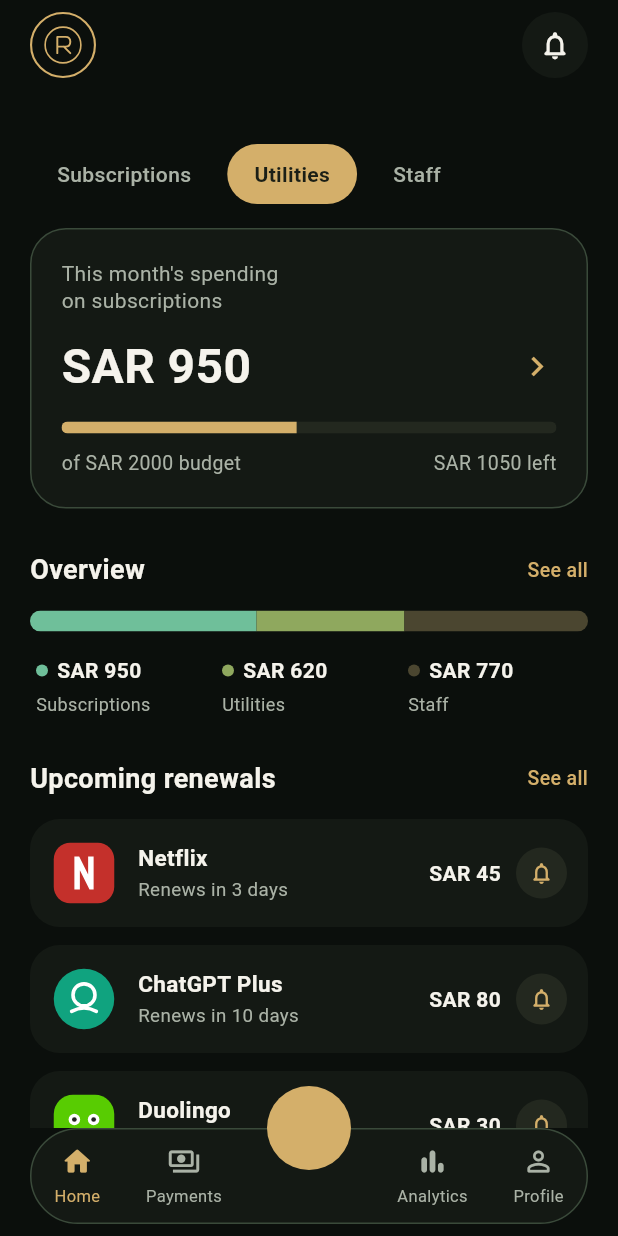
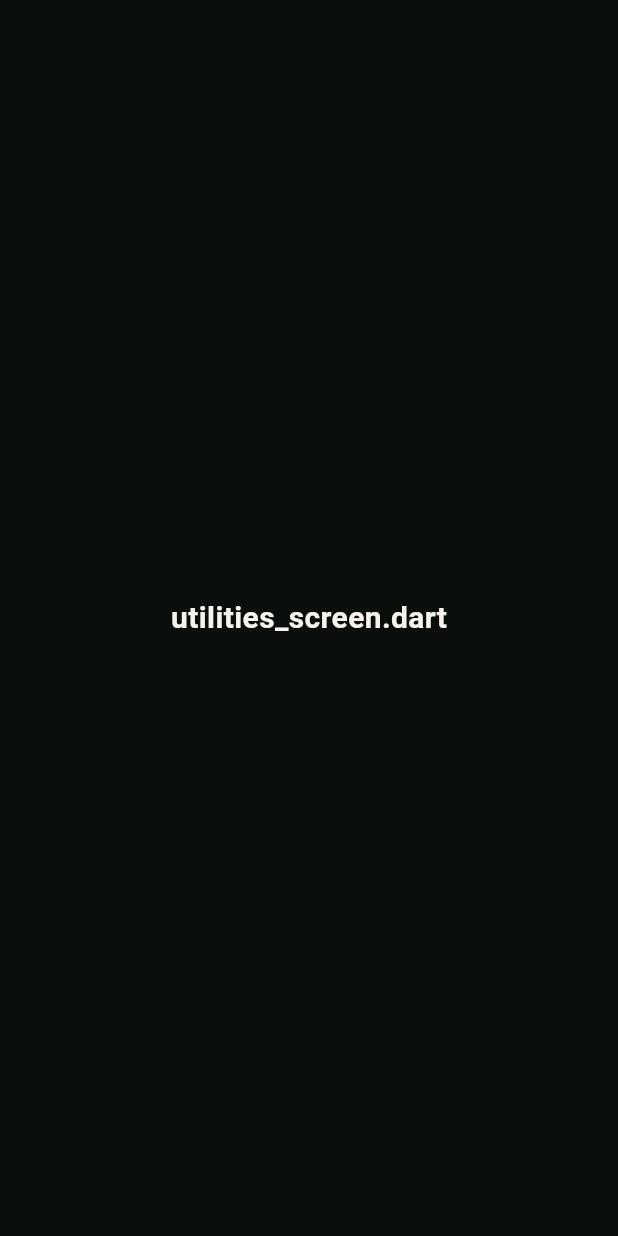
Before and after one commit to Danah-R/Riyal, a Flutter app: the HomeScreen screen opened directly, after a tap on "Utilities", on a phone screen of 412 x 824 dp. Run offline on Flutter 3.47's test engine with Material 3 defaults, Android fonts, the phone set to English and light mode, and no system bars; our stand-ins replace flutter_svg.

Commit message:
added subs-utili-staff screens

```diff
--- a/lib/screens/home_screen.dart
+++ b/lib/screens/home_screen.dart
@@ -4,6 +4,9 @@
 import '../theme/app_theme.dart';
 import '../widgets/app_icon.dart';
 import 'bottom_nav.dart';
+import 'subscriptions_srcreen.dart';
+import 'utilities_screen.dart';
+import 'staff_screen.dart';
 
 enum SpendingTab { subscriptions, utilities, staff }
 
@@ -18,6 +21,16 @@
   SpendingTab _tab = SpendingTab.subscriptions;
   int _navIndex = 0;
 
+  void _openCategory(SpendingTab tab) {
+    setState(() => _tab = tab);
+    final Widget screen = switch (tab) {
+      SpendingTab.subscriptions => const SubscriptionsScreen(),
+      SpendingTab.utilities => const UtilitiesScreen(),
+      SpendingTab.staff => const StaffScreen(),
+    };
+    Navigator.of(context).push(MaterialPageRoute<void>(builder: (_) => screen));
+  }
+
   @override
   Widget build(BuildContext context) {
     return Scaffold(
@@ -31,10 +44,7 @@
             const SizedBox(height: 24),
 
             const SizedBox(height: 20),
-            _TabSelector(
-              selected: _tab,
-              onChanged: (tab) => setState(() => _tab = tab),
-            ),
+            _TabSelector(selected: _tab, onChanged: _openCategory),
             const SizedBox(height: 16),
             const _SpendingCard(),
             const SizedBox(height: 28),
@@ -46,10 +56,12 @@
             const SizedBox(height: 28),
             const _SectionHeader(title: 'Upcoming renewals'),
             const SizedBox(height: 14),
-            ...upcomingRenewals.map((r) => Padding(
+            ...upcomingRenewals.map(
+              (r) => Padding(
                 padding: const EdgeInsets.only(bottom: 12),
                 child: _RenewalTile(renewal: r),
-                )),
+              ),
+            ),
           ],
         ),
       ),
@@ -77,7 +89,10 @@
             shape: BoxShape.circle,
             border: Border.all(color: AppColors.gold, width: 1.4),
           ),
-          child: const AppIcon(assetPath: 'assets/icons/app_logo.svg', size: 26),
+          child: const AppIcon(
+            assetPath: 'assets/icons/app_logo.svg',
+            size: 26,
+          ),
         ),
         Container(
           width: 44,
@@ -86,8 +101,11 @@
             shape: BoxShape.circle,
             color: AppColors.surface,
           ),
-          child: const Icon(Icons.notifications_none_rounded,
-              color: AppColors.textPrimary, size: 22),
+          child: const Icon(
+            Icons.notifications_none_rounded,
+            color: AppColors.textPrimary,
+            size: 22,
+          ),
         ),
       ],
     );
@@ -116,7 +134,9 @@
           child: Text(
             label,
             style: TextStyle(
-              color: isSelected ? const Color(0xFF1B1F16) : AppColors.textSecondary,
+              color: isSelected
+                  ? const Color(0xFF1B1F16)
+                  : AppColors.textSecondary,
               fontWeight: isSelected ? FontWeight.w600 : FontWeight.w500,
               fontSize: 14,
             ),
@@ -157,7 +177,11 @@
         children: [
           const Text(
             "This month's spending\non subscriptions",
-            style: TextStyle(color: AppColors.textSecondary, fontSize: 14, height: 1.3),
+            style: TextStyle(
+              color: AppColors.textSecondary,
+              fontSize: 14,
+              height: 1.3,
+            ),
           ),
           const SizedBox(height: 12),
           Row(
@@ -190,11 +214,17 @@
             children: [
               Text(
                 'of SAR ${subscriptionsBudget.toStringAsFixed(0)} budget',
-                style: const TextStyle(color: AppColors.textSecondary, fontSize: 13),
+                style: const TextStyle(
+                  color: AppColors.textSecondary,
+                  fontSize: 13,
+                ),
               ),
               Text(
                 'SAR ${left.toStringAsFixed(0)} left',
-                style: const TextStyle(color: AppColors.textSecondary, fontSize: 13),
+                style: const TextStyle(
+                  color: AppColors.textSecondary,
+                  fontSize: 13,
+                ),
               ),
             ],
           ),
@@ -224,7 +254,11 @@
         ),
         const Text(
           'See all',
-          style: TextStyle(color: AppColors.gold, fontSize: 13, fontWeight: FontWeight.w500),
+          style: TextStyle(
+            color: AppColors.gold,
+            fontSize: 13,
+            fontWeight: FontWeight.w500,
+          ),
         ),
       ],
     );
@@ -243,10 +277,12 @@
         height: 14,
         child: Row(
           children: overview
-              .map((c) => Expanded(
+              .map(
+                (c) => Expanded(
                   flex: (c.amount / total * 1000).round(),
                   child: Container(color: Color(c.color)),
-                  ))
+                ),
+              )
               .toList(),
         ),
       ),
@@ -261,7 +297,8 @@
   Widget build(BuildContext context) {
     return Row(
       children: overview
-          .map((c) => Expanded(
+          .map(
+            (c) => Expanded(
               child: Padding(
                 padding: const EdgeInsets.symmetric(horizontal: 4),
                 child: Column(
@@ -291,12 +328,16 @@
                     const SizedBox(height: 4),
                     Text(
                       c.label,
-                        style: const TextStyle(color: AppColors.textSecondary, fontSize: 12),
+                      style: const TextStyle(
+                        color: AppColors.textSecondary,
+                        fontSize: 12,
+                      ),
                     ),
                   ],
                 ),
               ),
-              ))
+            ),
+          )
           .toList(),
     );
   }
@@ -334,7 +375,10 @@
                 const SizedBox(height: 2),
                 Text(
                   'Renews in ${renewal.renewsInDays} days',
-                  style: const TextStyle(color: AppColors.textSecondary, fontSize: 12.5),
+                  style: const TextStyle(
+                    color: AppColors.textSecondary,
+                    fontSize: 12.5,
+                  ),
                 ),
               ],
             ),
@@ -355,8 +399,11 @@
               color: AppColors.trackBackground,
               shape: BoxShape.circle,
             ),
-            child: const Icon(Icons.notifications_none_rounded,
-                color: AppColors.gold, size: 17),
+            child: const Icon(
+              Icons.notifications_none_rounded,
+              color: AppColors.gold,
+              size: 17,
+            ),
           ),
         ],
       ),
--- /dev/null
+++ b/lib/screens/utilities_screen.dart
@@ -0,0 +1,26 @@
+import 'package:flutter/material.dart';
+
+import '../theme/app_theme.dart';
+
+class UtilitiesScreen extends StatelessWidget {
+  const UtilitiesScreen({super.key});
+
+  @override
+  Widget build(BuildContext context) {
+    return const Scaffold(
+      backgroundColor: AppColors.background,
+      body: SafeArea(
+        child: Center(
+          child: Text(
+            'utilities_screen.dart',
+            style: TextStyle(
+              color: AppColors.textPrimary,
+              fontSize: 20,
+              fontWeight: FontWeight.w600,
+            ),
+          ),
+        ),
+      ),
+    );
+  }
+}
```
Also changed, not shown: lib/screens/staff_screen.dart (added, +26 -0 lines), lib/screens/subscriptions_srcreen.dart (added, +26 -0 lines). Lines whose indentation alone changed are shown as unchanged.
